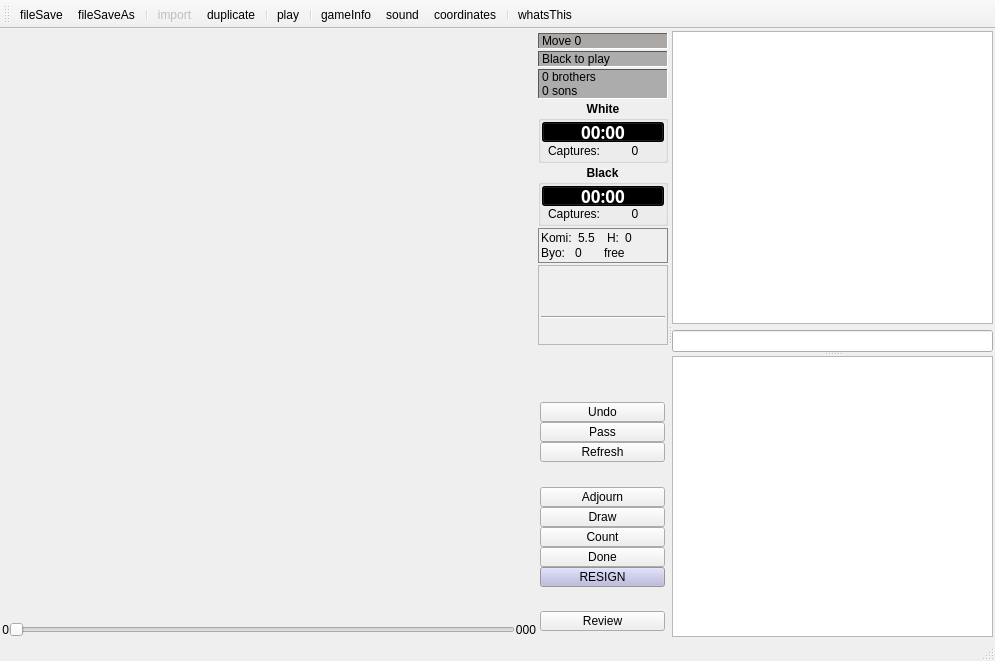
Old version of the form src/board/boardwindow.ui in the repository iamsyt/qgo.
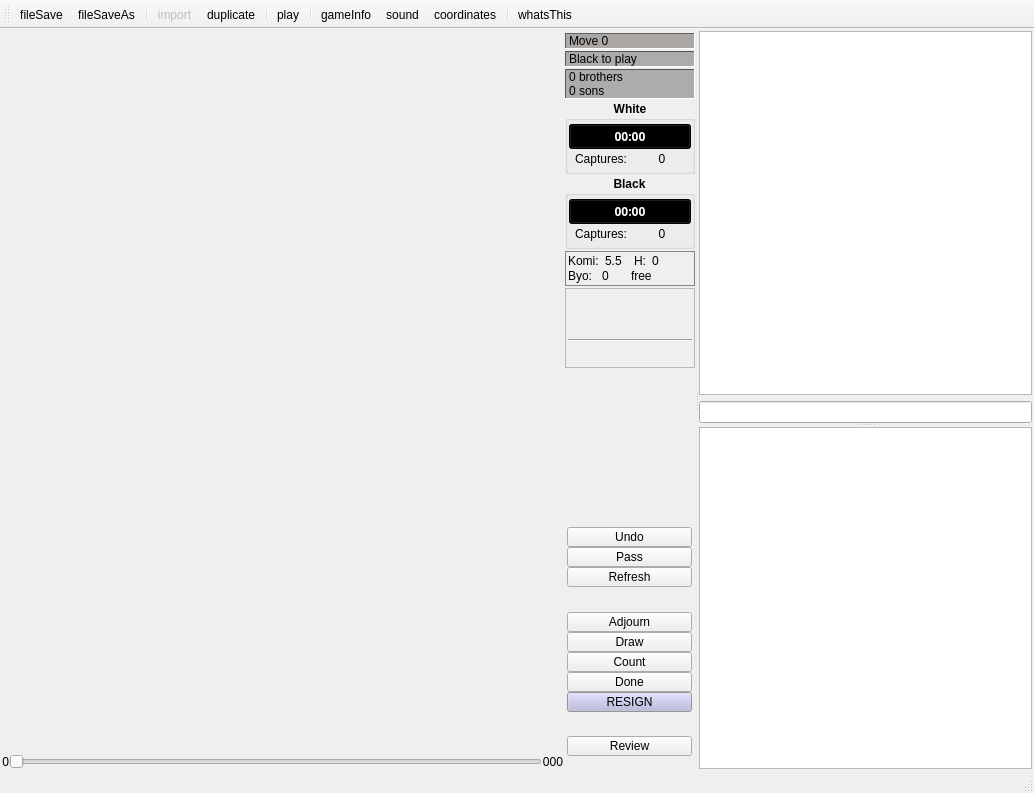
New version of the form. Icons and pictures are not drawn. Custom widgets are drawn as their Qt base class.

Patch:
```diff
--- a/src/board/boardwindow.ui
+++ b/src/board/boardwindow.ui
@@ -1,12 +1,12 @@
 <ui version="4.0" >
  <class>BoardWindow</class>
- <widget class="QMainWindow" name="BoardWindow" >
-  <property name="geometry" >
+ <widget class="QMainWindow" name="BoardWindow">
+  <property name="geometry">
    <rect>
     <x>0</x>
     <y>0</y>
-    <width>995</width>
-    <height>661</height>
+    <width>1034</width>
+    <height>793</height>
    </rect>
   </property>
   <property name="minimumSize" >
@@ -84,12 +84,11 @@
            <property name="spacing" >
             <number>0</number>
            </property>
-           <item row="3" column="2" >
-            <widget class="QLabel" name="sliderRightLabel" >
-             <property name="font" >
+           <item row="3" column="2">
+            <widget class="QLabel" name="sliderRightLabel">
+             <property name="font">
               <font>
                <family>Helvetica</family>
-               <pointsize>9</pointsize>
                <weight>50</weight>
                <italic>false</italic>
                <bold>false</bold>
@@ -169,12 +168,11 @@
              </property>
             </widget>
            </item>
-           <item row="3" column="0" >
-            <widget class="QLabel" name="sliderLeftLabel" >
-             <property name="font" >
+           <item row="3" column="0">
+            <widget class="QLabel" name="sliderLeftLabel">
+             <property name="font">
               <font>
                <family>Helvetica</family>
-               <pointsize>9</pointsize>
                <weight>50</weight>
                <italic>false</italic>
                <bold>false</bold>
@@ -1798,7 +1796,13 @@
                       <verstretch>0</verstretch>
                      </sizepolicy>
                     </property>
-                    <property name="maximumSize" >
+                    <property name="minimumSize">
+                     <size>
+                      <width>0</width>
+                      <height>25</height>
+                     </size>
+                    </property>
+                    <property name="maximumSize">
                      <size>
                       <width>16777215</width>
                       <height>20</height>
@@ -2273,10 +2277,9 @@
                       </disabled>
                      </palette>
                     </property>
-                    <property name="font" >
+                    <property name="font">
                      <font>
                       <family>Sans Serif</family>
-                      <pointsize>13</pointsize>
                       <weight>75</weight>
                       <italic>false</italic>
                       <bold>true</bold>
@@ -2393,7 +2396,13 @@
                       <verstretch>0</verstretch>
                      </sizepolicy>
                     </property>
-                    <property name="maximumSize" >
+                    <property name="minimumSize">
+                     <size>
+                      <width>0</width>
+                      <height>25</height>
+                     </size>
+                    </property>
+                    <property name="maximumSize">
                      <size>
                       <width>16777215</width>
                       <height>20</height>
@@ -2868,10 +2877,9 @@
                       </disabled>
                      </palette>
                     </property>
-                    <property name="font" >
+                    <property name="font">
                      <font>
                       <family>Sans Serif</family>
-                      <pointsize>13</pointsize>
                       <weight>75</weight>
                       <italic>false</italic>
                       <bold>true</bold>
@@ -6258,19 +6266,19 @@
    <attribute name="toolBarBreak" >
     <bool>false</bool>
    </attribute>
-   <addaction name="actionFileSave" />
-   <addaction name="actionFileSaveAs" />
-   <addaction name="separator" />
-   <addaction name="actionImport" />
-   <addaction name="actionDuplicate" />
-   <addaction name="separator" />
-   <addaction name="actionPlay" />
-   <addaction name="separator" />
-   <addaction name="actionGameInfo" />
-   <addaction name="actionSound" />
-   <addaction name="actionCoordinates" />
-   <addaction name="separator" />
-   <addaction name="actionWhatsThis" />
+   <addaction name="actionFileSave"/>
+   <addaction name="actionFileSaveAs"/>
+   <addaction name="separator"/>
+   <addaction name="actionImport"/>
+   <addaction name="actionDuplicate"/>
+   <addaction name="separator"/>
+   <addaction name="actionPlay"/>
+   <addaction name="separator"/>
+   <addaction name="actionGameInfo"/>
+   <addaction name="actionSound"/>
+   <addaction name="actionCoordinates"/>
+   <addaction name="separator"/>
+   <addaction name="actionWhatsThis"/>
   </widget>
   <widget class="QMenuBar" name="menubar" >
    <property name="geometry" >
@@ -6442,7 +6450,7 @@
    </property>
   </action>
  </widget>
- <layoutdefault spacing="0" margin="2" />
+ <layoutdefault spacing="0" margin="2"/>
  <customwidgets>
   <customwidget>
    <class>Board</class>
```
Left out of the diff: 3917 changed lines with no effect on the pictures.
